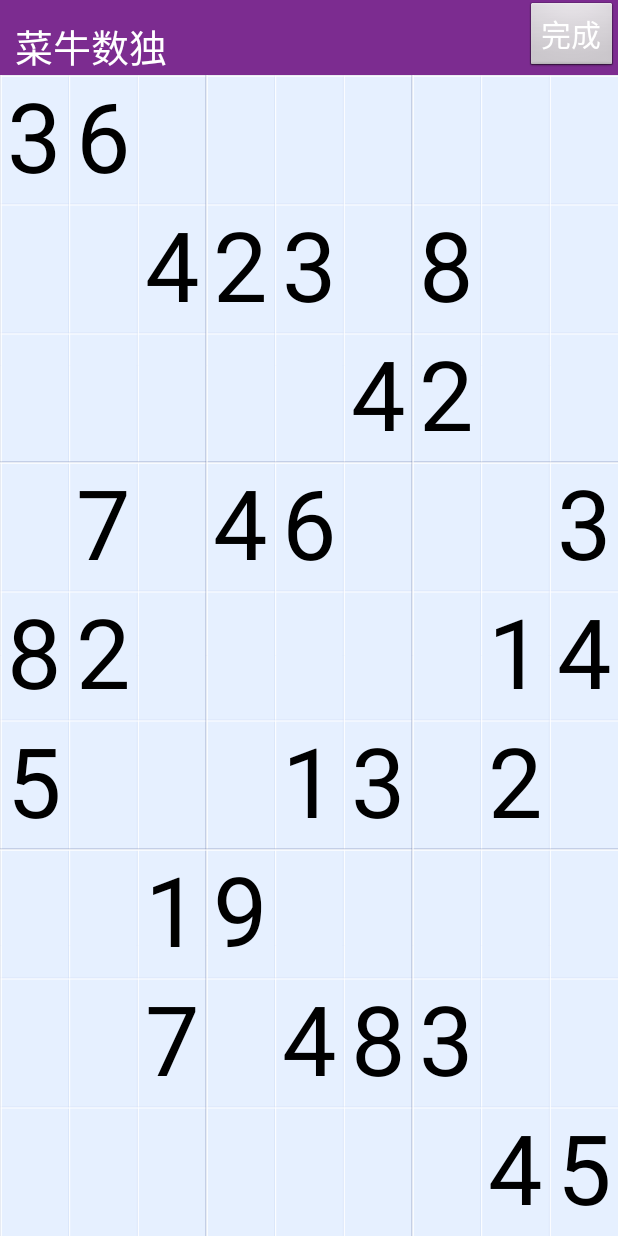
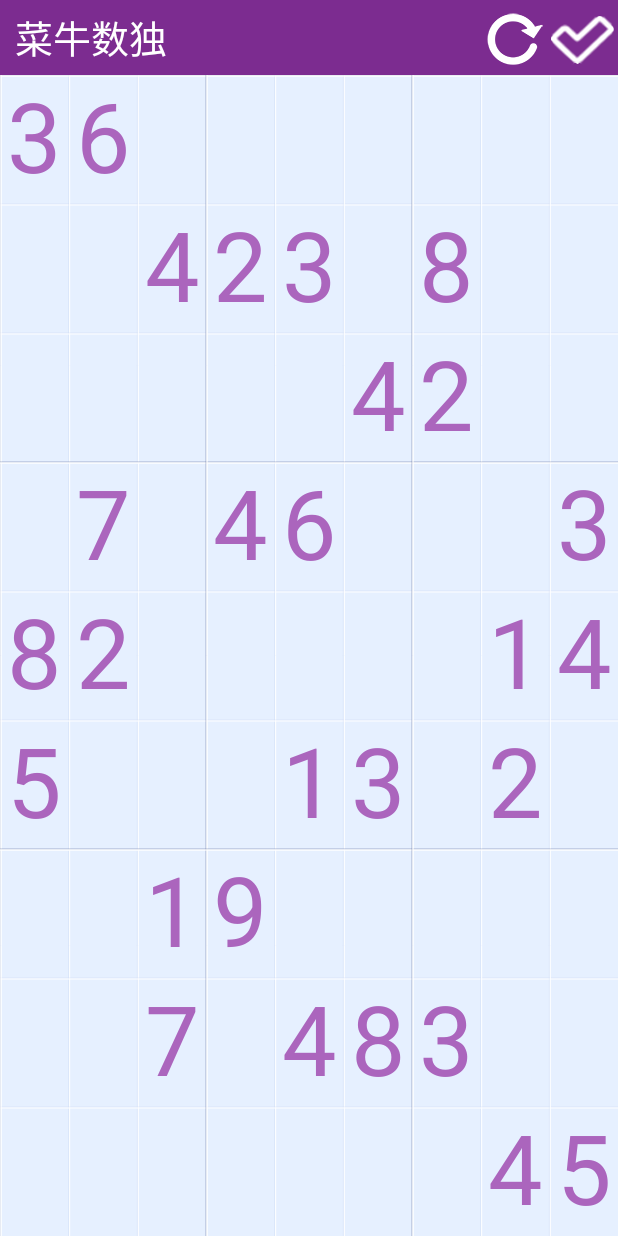
Before and after one commit to benxhinGH/Sudo, an Android app: the screen it shows after launch (MainActivity), on a phone screen of 412 x 824 dp. Run offline under Robolectric (Android 15) with nearby library versions, the phone set to English and light mode, and no system bars.

Commit message:
更改样式，增加了重置按钮

```diff
--- a/app/src/main/java/com/lius/sudo/KeyDialog.java
+++ b/app/src/main/java/com/lius/sudo/KeyDialog.java
@@ -10,7 +10,7 @@ import android.view.View;
  */
 public class KeyDialog extends Dialog {
 
-    private final View keys[]=new View[9];
+    private final View keys[]=new View[10];
 
     private SudoView sudoView;
 
@@ -40,6 +40,8 @@ public class KeyDialog extends Dialog {
         keys[6]=findViewById(R.id.keypad_7);
         keys[7]=findViewById(R.id.keypad_8);
         keys[8]=findViewById(R.id.keypad_9);
+        keys[9]=findViewById(R.id.clear);
+
 
     }
 
--- a/app/src/main/java/com/lius/sudo/MainActivity.java
+++ b/app/src/main/java/com/lius/sudo/MainActivity.java
@@ -23,8 +23,9 @@ import org.w3c.dom.Text;
 public class MainActivity extends Activity {
 
     private Button completeButton;
-    private Game game=new Game();
+
     private SudoView sudoView;
+    private Button resetButton;
 
     @Override
     protected void onCreate(Bundle savedInstanceState) {
@@ -45,6 +46,14 @@ public class MainActivity extends Activity {
                 }
             }
         });
+        resetButton=(Button)findViewById(R.id.reset_button);
+        resetButton.setOnClickListener(new View.OnClickListener() {
+            @Override
+            public void onClick(View v) {
+                sudoView.resetGame();
+            }
+        });
+
 
 
 
--- a/app/src/main/java/com/lius/sudo/SudoView.java
+++ b/app/src/main/java/com/lius/sudo/SudoView.java
@@ -66,10 +66,16 @@ public class SudoView extends View{
             canvas.drawLine(i*width+1,0,i*width+1,getHeight(),whitePaint);
         }
         Paint numberPaint=new Paint();
-        numberPaint.setColor(Color.BLACK);
+        numberPaint.setColor(getResources().getColor(R.color.light_purple));
         numberPaint.setStyle(Paint.Style.STROKE);
         numberPaint.setTextSize(height * 0.75f);
         numberPaint.setTextAlign(Paint.Align.CENTER);
+
+        Paint userNumberPaint=new Paint();
+        userNumberPaint.setColor(Color.BLACK);
+        userNumberPaint.setStyle(Paint.Style.STROKE);
+        userNumberPaint.setTextSize(height * 0.75f);
+        userNumberPaint.setTextAlign(Paint.Align.CENTER);
 
         //使用Paint获取FontMetrics对象，下面计算y的公式是使字符在单元格中居中的算法
         Paint.FontMetrics fm=numberPaint.getFontMetrics();
@@ -77,8 +83,14 @@ public class SudoView extends View{
         float y=height/2-(fm.ascent+fm.descent)/2;
 
         for(int i=0;i<9;++i)
-            for(int j=0;j<9;++j)
-                canvas.drawText(game.getNumberString(i,j),i*width+x,j*height+y,numberPaint);
+            for(int j=0;j<9;++j){
+                if(game.ifIsDefault(i,j)){
+                    canvas.drawText(game.getNumberString(i,j),i*width+x,j*height+y,numberPaint);
+                }else{
+                    canvas.drawText(game.getNumberString(i,j),i*width+x,j*height+y,userNumberPaint);
+                }
+            }
+
         super.onDraw(canvas);
     }
 
@@ -107,5 +119,10 @@ public class SudoView extends View{
         invalidate();
     }
 
+    public void resetGame(){
+        game.resetSudoku();
+        invalidate();
+    }
+
 
 }
--- a/app/src/main/res/layout/keypad.xml
+++ b/app/src/main/res/layout/keypad.xml
@@ -38,5 +38,10 @@
             android:id="@+id/keypad_9"
             android:text="9"/>
     </TableRow>
+    <TableRow>
+        <Button
+            android:id="@+id/clear"
+            android:text="清空"/>
+    </TableRow>
 
 </TableLayout>
--- a/app/src/main/res/layout/main.xml
+++ b/app/src/main/res/layout/main.xml
@@ -13,18 +13,23 @@
             android:text="菜牛数独"
             android:textSize="25sp"
             android:textColor="#ffffff"
-            android:gravity="bottom"
-            android:layout_alignParentBottom="true"
+            android:layout_centerVertical="true"
             android:paddingLeft="10dp"/>
+        <Button
+            android:layout_width="wrap_content"
+            android:layout_height="wrap_content"
+            android:id="@+id/reset_button"
+            android:background="@mipmap/refresh"
+            android:layout_toLeftOf="@+id/complete_button"
+            android:layout_centerVertical="true"/>
         <Button
             android:layout_width="wrap_content"
             android:layout_height="wrap_content"
             android:id="@+id/complete_button"
             android:layout_alignParentRight="true"
             android:layout_centerVertical="true"
-            android:text="完成"
-            android:textColor="#ffffff"
-            android:textSize="20sp"/>
+            android:background="@mipmap/confirm3"
+            />
     </RelativeLayout>
     <com.lius.sudo.SudoView
         android:id="@+id/first_sudoview"
--- a/app/src/main/res/values/colors.xml
+++ b/app/src/main/res/values/colors.xml
@@ -8,5 +8,6 @@
     <color name="sudoLight">#64c6d4ef</color>
     <color name="sudoDark">#6456648f</color>
     <color name="purple">#7C2C90</color>
+    <color name="light_purple">#AB65BD</color>
 
 </resources>
```
Also changed, not shown: app/src/main/java/com/lius/sudo/Game.java (+8 -1 lines), app/src/main/res/mipmap-hdpi/confirm3.png (added), app/src/main/res/mipmap-hdpi/refresh.png (added).
